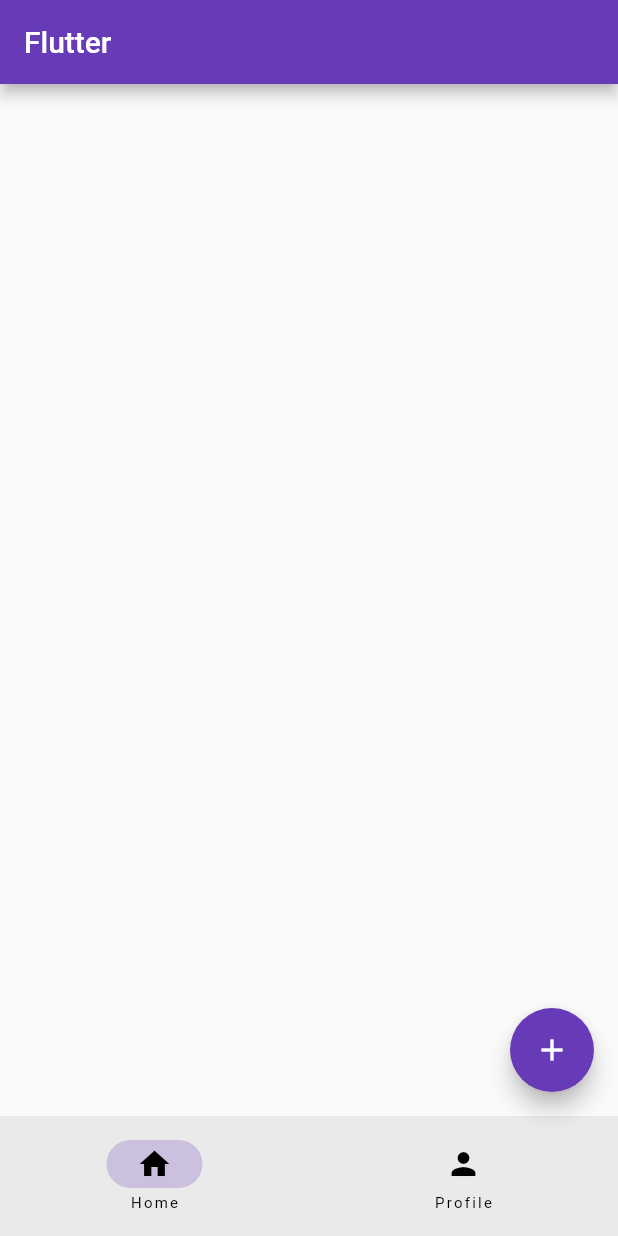
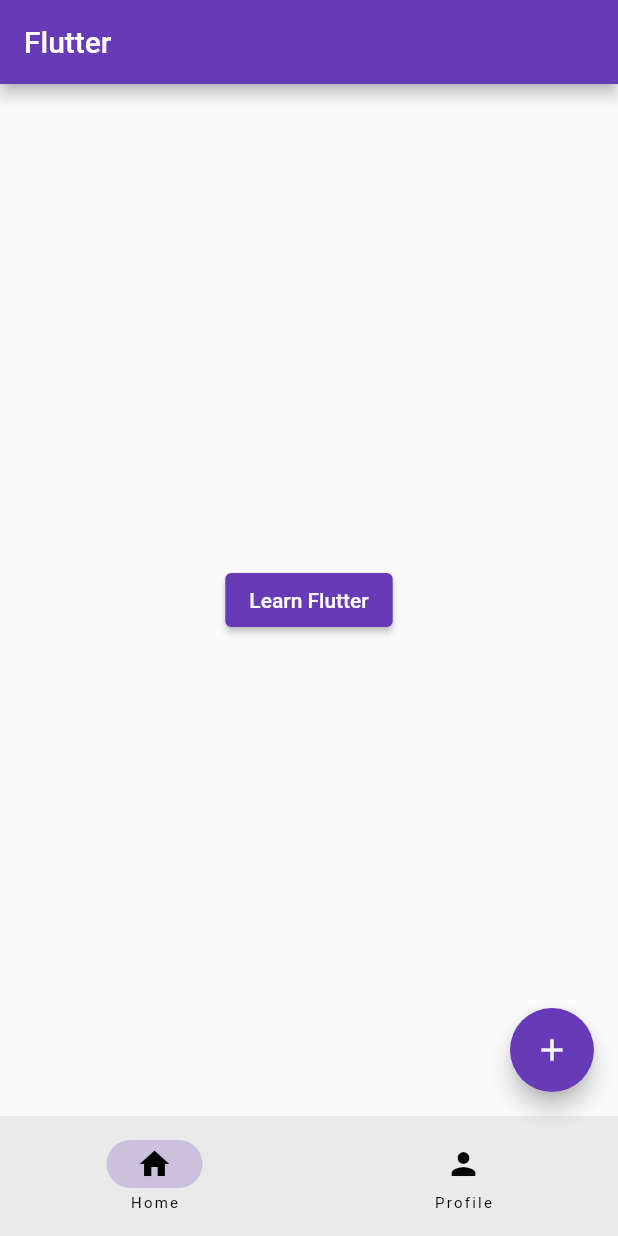
Before and after one commit to ArthurBufon/flutter_basic_app, a Flutter app: the screen it shows after launch, on a phone screen of 412 x 824 dp. Run offline on Flutter 3.47's test engine with Material 2 defaults, Android fonts, the phone set to English and light mode, and no system bars.

Commit message:
adicionado navegacao entre paginas diferentes

```diff
--- /dev/null
+++ b/lib/home_page.dart
@@ -0,0 +1,24 @@
+import 'package:flutter/material.dart';
+import 'package:flutter_basic_app/learn_flutter_page.dart';
+
+class HomePage extends StatelessWidget {
+  const HomePage({super.key});
+
+  @override
+  Widget build(BuildContext context) {
+    return Center(
+      child: ElevatedButton(
+        onPressed: () {
+          Navigator.of(context).push(
+            MaterialPageRoute(
+              builder: (BuildContext context) {
+                return const LearnFlutterPage();
+              },
+            ),
+          );
+        },
+        child: const Text('Learn Flutter'),
+      ),
+    );
+  }
+}
--- a/lib/main.dart
+++ b/lib/main.dart
@@ -1,4 +1,5 @@
 import 'package:flutter/material.dart';
+import 'package:flutter_basic_app/home_page.dart';
 
 void main() {
   runApp(const MyApp());
@@ -32,6 +33,7 @@ class _RootPageState extends State<RootPage> {
       appBar: AppBar(
         title: const Text('Flutter'),
       ),
+      body: const HomePage(),
       floatingActionButton: FloatingActionButton(
         onPressed: () {
           debugPrint('Teste');
```
Also changed, not shown: lib/learn_flutter_page.dart (added, +17 -0 lines).
